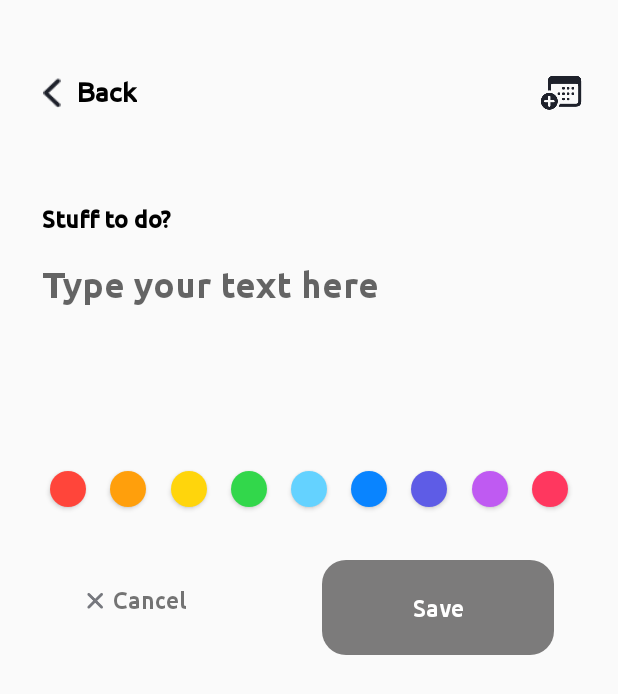
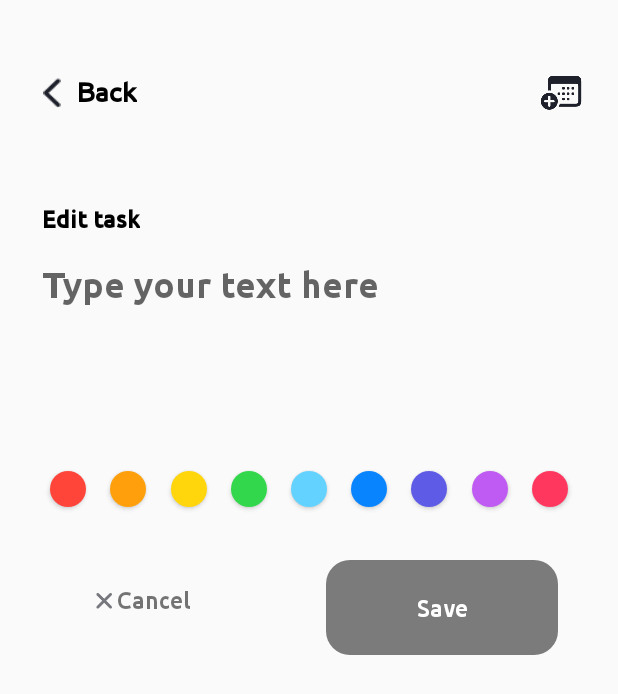
Before and after one commit to belukaaa/Ticky-2.0, an Android app: the layout edit_task_layout.xml on its own in the app's theme, with its tools: preview values and no code run, on a phone screen of 412 x 824 dp. Shown: the top 694 px of the screen. Run offline under Robolectric (Android 15) with nearby library versions, the phone set to English and light mode, and no system bars.

```diff
--- a/Ticky/app/src/main/java/com/raywenderlich/ticky/MainActivity.kt
+++ b/Ticky/app/src/main/java/com/raywenderlich/ticky/MainActivity.kt
@@ -240,7 +240,6 @@
             })
             homeTaskScreenFragment.textView5.text = sort
 
-            Toast.makeText(applicationContext, "Sorted by creation date", Toast.LENGTH_SHORT).show()
         }
         else if (sort == "Due date") {
             mTaskViewModel.getTasksByDate().observe(this, Observer {
@@ -248,7 +247,6 @@
             })
             homeTaskScreenFragment.textView5.text = sort
 
-            Toast.makeText(applicationContext, "Sorted by date", Toast.LENGTH_SHORT).show()
         }
         else if (sort == "Color label") {
             mTaskViewModel.sortTasksByColor().observe(this, Observer {
@@ -256,7 +254,6 @@
             })
             homeTaskScreenFragment.textView5.text = sort
 
-            Toast.makeText(applicationContext, "Sorted by color", Toast.LENGTH_SHORT).show()
         }
 
 
--- a/Ticky/app/src/main/java/com/raywenderlich/ticky/fragments/TaskAddingFragment.kt
+++ b/Ticky/app/src/main/java/com/raywenderlich/ticky/fragments/TaskAddingFragment.kt
@@ -732,7 +732,7 @@
         if(month == 11){
             myMonth = ("Dec")
         }
-        TASK_DATE= "Due $dayOfMonth $myMonth"
+        TASK_DATE= "Due $dayOfMonth $myMonth."
         if(dayOfMonth == 0 && myMonth.isEmpty()){
             calendar.visibility = VISIBLE
         }else{
--- a/Ticky/app/src/main/java/com/raywenderlich/ticky/fragments/TaskEditClass.kt
+++ b/Ticky/app/src/main/java/com/raywenderlich/ticky/fragments/TaskEditClass.kt
@@ -670,7 +670,7 @@
         if(month == 11){
             myMonth = ("Dec")
         }
-        TASK_DATE= "Due $dayOfMonth $myMonth"
+        TASK_DATE= "Due $dayOfMonth $myMonth."
         if(dayOfMonth == 0 && myMonth.isEmpty()){
             calendar1.visibility = View.VISIBLE
         }else{
--- a/Ticky/app/src/main/res/drawable/round_button_cancel_selecting.xml
+++ b/Ticky/app/src/main/res/drawable/round_button_cancel_selecting.xml
@@ -6,7 +6,8 @@
 <!--    <padding android:top="20dp" android:right="20dp" android:left="20dp" android:bottom="20dp"/>-->
 
 
-    <padding android:right="9dp" android:left="9dp" android:top="9dp" android:bottom="9dp" />
+    <padding android:right="25dp" android:left="25dp" android:bottom="19dp" android:top="19dp"/>
+
 
 
 
--- a/Ticky/app/src/main/res/layout/edit_task_layout.xml
+++ b/Ticky/app/src/main/res/layout/edit_task_layout.xml
@@ -78,14 +78,11 @@
             android:layout_height="wrap_content"
             android:layout_marginStart="28dp"
             android:layout_marginTop="64dp"
-            android:layout_marginEnd="296dp"
             android:fontFamily="@font/ubuntu_medium"
-            android:text="@string/stuff_to_do"
+            android:text="@string/edit_task"
             android:textColor="@android:color/black"
             android:textSize="16sp"
             android:textStyle="bold"
-            app:layout_constraintEnd_toEndOf="parent"
-            app:layout_constraintHorizontal_bias="0.076"
             app:layout_constraintStart_toStartOf="parent"
             app:layout_constraintTop_toBottomOf="@+id/back_to_tasks1" />
 
@@ -273,28 +270,25 @@
             android:id="@+id/textView41"
             android:layout_width="wrap_content"
             android:layout_height="wrap_content"
-            android:layout_marginStart="3dp"
+            android:layout_marginStart="83dp"
             android:layout_marginTop="52dp"
             android:layout_marginEnd="45dp"
             android:fontFamily="@font/ubuntu_medium"
             android:text="@string/cancel"
             android:textSize="16sp"
             app:layout_constraintEnd_toStartOf="@+id/saveButton1"
-            app:layout_constraintStart_toEndOf="@+id/cancel_selecting21"
+            app:layout_constraintStart_toStartOf="parent"
             app:layout_constraintTop_toBottomOf="@+id/oval21" />
-
 
 
         <ImageView
             android:id="@+id/cancel_selecting21"
             android:layout_width="wrap_content"
             android:layout_height="wrap_content"
-            android:layout_marginStart="60dp"
             android:layout_marginTop="1dp"
             android:layout_marginEnd="3dp"
             app:layout_constraintBottom_toBottomOf="@+id/textView41"
             app:layout_constraintEnd_toStartOf="@+id/textView41"
-            app:layout_constraintStart_toStartOf="parent"
             app:layout_constraintTop_toTopOf="@+id/textView41"
             app:srcCompat="@drawable/gone_taskk" />
 
--- a/Ticky/app/src/main/res/values/strings.xml
+++ b/Ticky/app/src/main/res/values/strings.xml
@@ -40,4 +40,5 @@
     <string name="releaseDate">date %s</string>
     <string name="rating">rating %s</string>
     <string name="cancel">Cancel</string>
+    <string name="edit_task">Edit task</string>
 </resources>
```
Also changed, not shown: Ticky/app/src/main/res/layout/home_task_screen.xml (+26 -20 lines), Ticky/app/src/main/res/layout/todo_list_view_holder.xml (+4 -3 lines).
